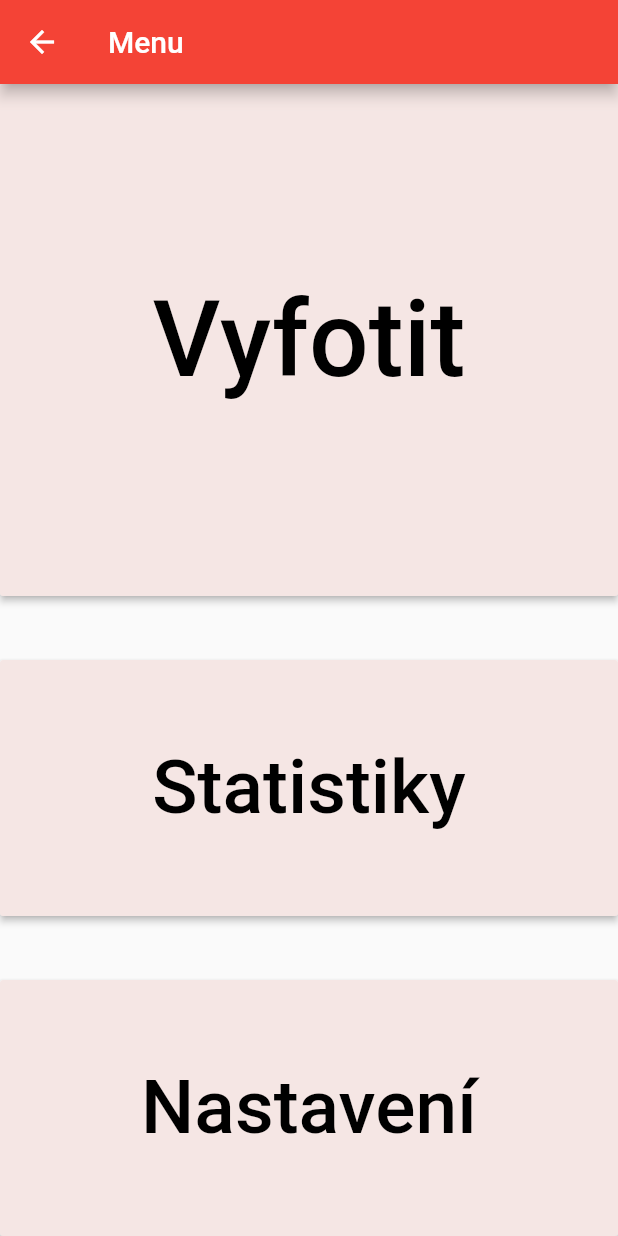
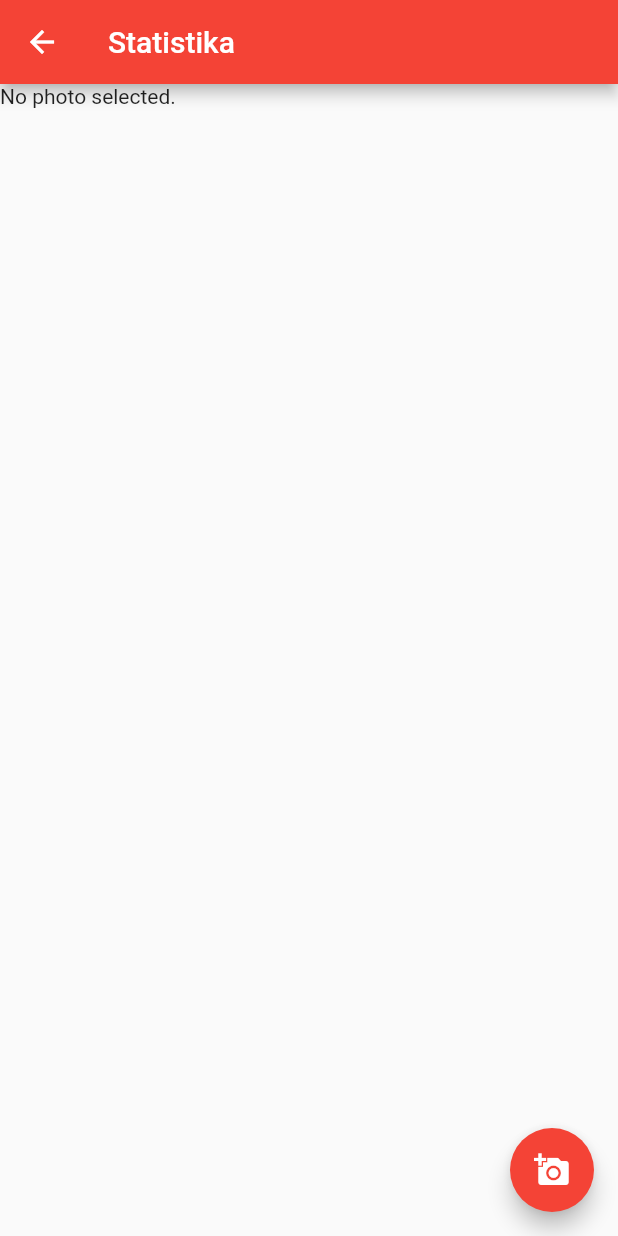
Before and after one commit to plexp/glupron-flutter, a Flutter app: the screen it shows after launch, after a tap on "Vyfotit", on a phone screen of 412 x 824 dp. Run offline on Flutter 3.47's test engine with Material 2 defaults, Android fonts, the phone set to English and light mode, and no system bars; our stand-ins replace image_picker.

Commit message:
Use camera

```diff
--- a/lib/main.dart
+++ b/lib/main.dart
@@ -3,6 +3,8 @@ import 'package:flutter/material.dart';
 import 'screens/WelcomeScreen.dart';
 import 'screens/Statistic.dart';
 import 'screens/Settings.dart';
+import 'screens/CameraScreen.dart';
+
 
 void main() => runApp(MyApp());
 
@@ -27,7 +29,7 @@ class MyApp extends StatelessWidget {
       routes: <String, WidgetBuilder> {
         '/' : (BuildContext context) => WelcomeScreen(),
 
-        '/foto' : (BuildContext context) => WelcomeScreen(),
+        '/foto' : (BuildContext context) => CameraScreen(),
         '/statistic' : (BuildContext context) => Statistic(),
         '/settings' : (BuildContext context) => Settings(),
       },
--- /dev/null
+++ b/lib/screens/CameraScreen.dart
@@ -0,0 +1,44 @@
+// WelcomeScreen.dart
+
+import 'package:flutter/material.dart';
+import 'package:path/path.dart' show join;
+
+import 'package:image_picker/image_picker.dart';
+import 'dart:async';
+import 'dart:io';
+
+
+class CameraScreen extends StatefulWidget {
+  @override
+  _CameraScreenState createState() => _CameraScreenState();
+}
+
+class _CameraScreenState extends State<CameraScreen> {
+  File _image;
+
+  Future getImage() async {
+    var image = await ImagePicker.pickImage(source: ImageSource.camera);
+
+    setState(() {
+      _image = image;
+    });
+  }
+  Widget build(BuildContext context) {
+    return Scaffold(
+      appBar: AppBar(
+        title: Text('Statistika'),
+      ),
+      body: Container(
+        child: _image == null
+            ? Text('No photo selected.')
+            : Image.file(_image),
+      ),
+      floatingActionButton: FloatingActionButton(
+        onPressed: getImage,
+        tooltip: 'Take Image',
+        child: Icon(Icons.add_a_photo),
+      ),
+    );
+
+  }
+}
--- a/pubspec.yaml
+++ b/pubspec.yaml
@@ -20,6 +20,7 @@ dependencies:
   flutter:
     sdk: flutter
   firebase_core: ^0.4.0+9
+  image_picker: ^0.6.2+1
 
   # The following adds the Cupertino Icons font to your application.
   # Use with the CupertinoIcons class for iOS style icons.
```
Also changed, not shown: pubspec.lock, 1 other file.
